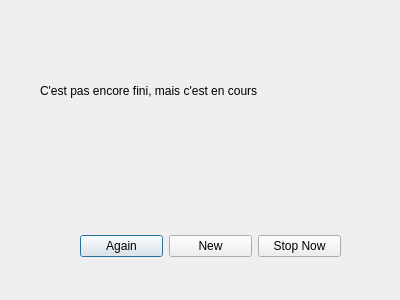
anat/gomhokuto-de-cuisine, file forms/finalstate.ui: the form before one commit.
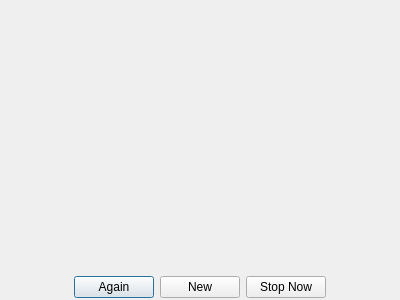
The form after the commit.

```diff
--- a/forms/finalstate.ui
+++ b/forms/finalstate.ui
@@ -28,29 +28,44 @@
   <property name="windowTitle">
    <string>FINI</string>
   </property>
-  <widget class="QLabel" name="label">
-   <property name="geometry">
-    <rect>
-     <x>40</x>
-     <y>40</y>
-     <width>311</width>
-     <height>101</height>
-    </rect>
+  <layout class="QGridLayout" name="gridLayout">
+   <property name="margin">
+    <number>2</number>
    </property>
-   <property name="text">
-    <string>C'est pas encore fini, mais c'est en cours</string>
-   </property>
-  </widget>
-  <widget class="QWidget" name="">
-   <property name="geometry">
-    <rect>
-     <x>80</x>
-     <y>230</y>
-     <width>261</width>
-     <height>32</height>
-    </rect>
-   </property>
+   <item row="1" column="1">
+    <widget class="QWidget" name="widget" native="true">
+     <layout class="QVBoxLayout" name="verticalLayout">
+      <property name="margin">
+       <number>0</number>
+      </property>
+      <item>
+       <spacer name="verticalSpacer">
+        <property name="orientation">
+         <enum>Qt::Vertical</enum>
+        </property>
+        <property name="sizeHint" stdset="0">
+         <size>
+          <width>20</width>
+          <height>40</height>
+         </size>
+        </property>
+       </spacer>
+      </item>
+      <item>
    <layout class="QHBoxLayout" name="horizontalLayout">
+        <item>
+         <spacer name="horizontalSpacer_2">
+          <property name="orientation">
+           <enum>Qt::Horizontal</enum>
+          </property>
+          <property name="sizeHint" stdset="0">
+           <size>
+            <width>40</width>
+            <height>20</height>
+           </size>
+          </property>
+         </spacer>
+        </item>
     <item>
      <widget class="QPushButton" name="AgainButton">
       <property name="text">
@@ -72,8 +87,25 @@
       </property>
      </widget>
     </item>
-   </layout>
-  </widget>
+        <item>
+         <spacer name="horizontalSpacer">
+          <property name="orientation">
+           <enum>Qt::Horizontal</enum>
+          </property>
+          <property name="sizeHint" stdset="0">
+           <size>
+            <width>40</width>
+            <height>20</height>
+           </size>
+          </property>
+         </spacer>
+        </item>
+       </layout>
+      </item>
+     </layout>
+    </widget>
+   </item>
+  </layout>
  </widget>
  <resources/>
  <connections/>
```
Lines whose indentation alone changed are shown as unchanged.
